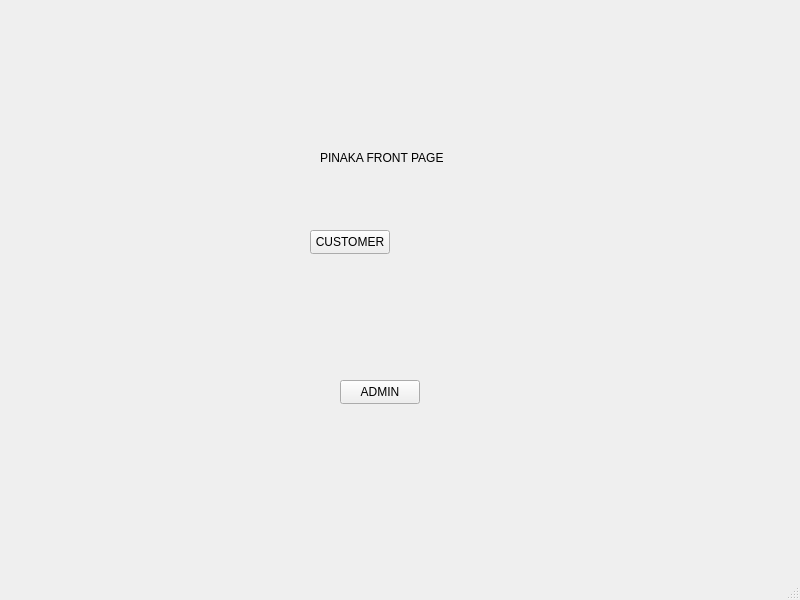
Qt form landingpage.ui (PeteCastle/PEx5) before a commit.
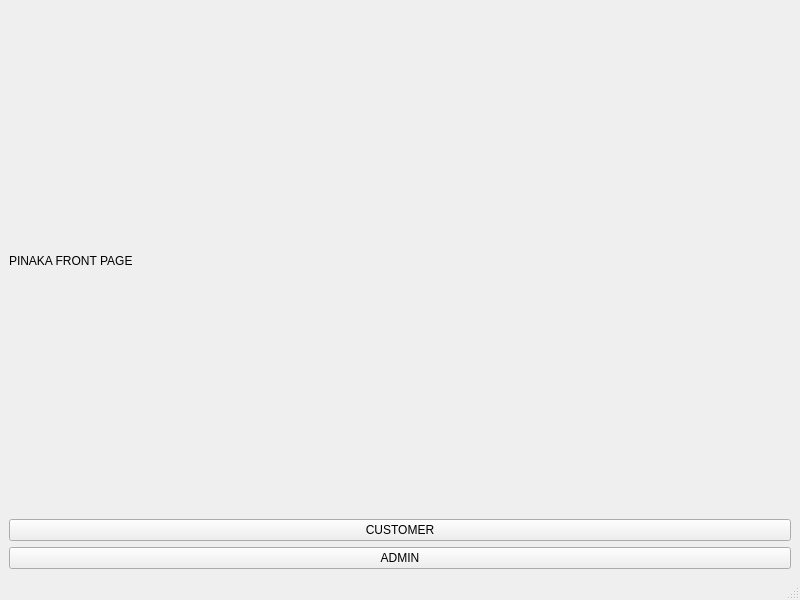
The same form after that commit.

Diff of the .ui file:
```diff
--- a/landingpage.ui
+++ b/landingpage.ui
@@ -14,45 +14,29 @@
    <string>MainWindow</string>
   </property>
   <widget class="QWidget" name="centralwidget">
+   <layout class="QVBoxLayout" name="verticalLayout">
+    <item>
    <widget class="QLabel" name="label">
-    <property name="geometry">
-     <rect>
-      <x>320</x>
-      <y>150</y>
-      <width>441</width>
-      <height>16</height>
-     </rect>
-    </property>
     <property name="text">
      <string>PINAKA FRONT PAGE</string>
     </property>
    </widget>
+    </item>
+    <item>
    <widget class="QPushButton" name="customerButton">
-    <property name="geometry">
-     <rect>
-      <x>310</x>
-      <y>230</y>
-      <width>80</width>
-      <height>24</height>
-     </rect>
-    </property>
     <property name="text">
      <string>CUSTOMER</string>
     </property>
    </widget>
+    </item>
+    <item>
    <widget class="QPushButton" name="adminButton">
-    <property name="geometry">
-     <rect>
-      <x>340</x>
-      <y>380</y>
-      <width>80</width>
-      <height>24</height>
-     </rect>
-    </property>
     <property name="text">
      <string>ADMIN</string>
     </property>
    </widget>
+    </item>
+   </layout>
   </widget>
   <widget class="QMenuBar" name="menubar">
    <property name="geometry">
```
Lines whose indentation alone changed are shown as unchanged.
